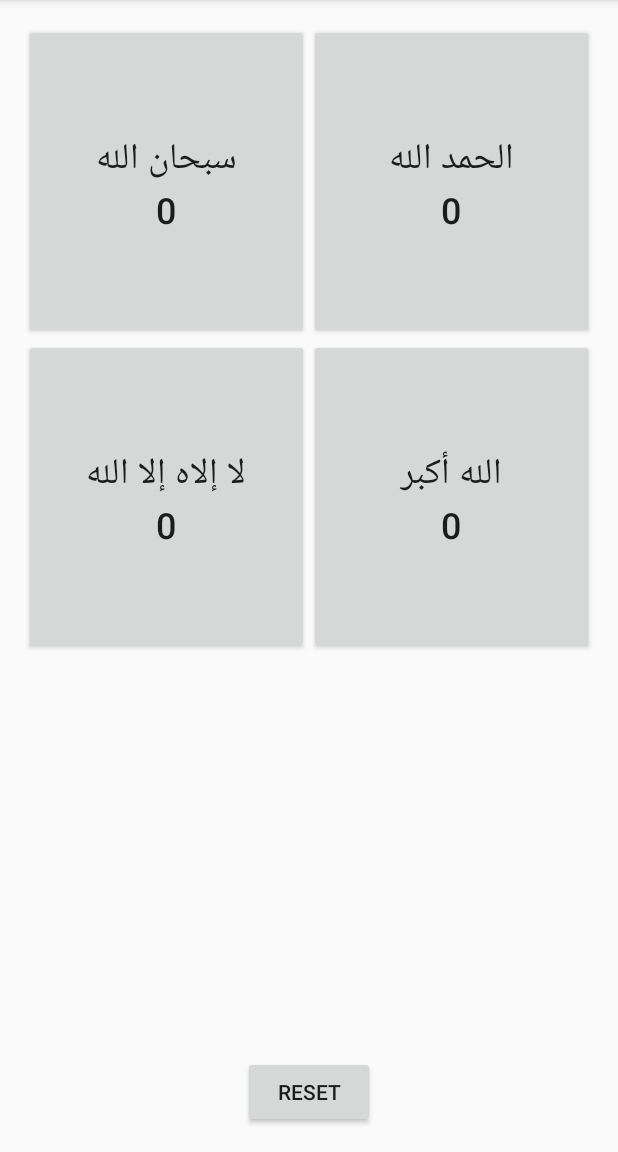
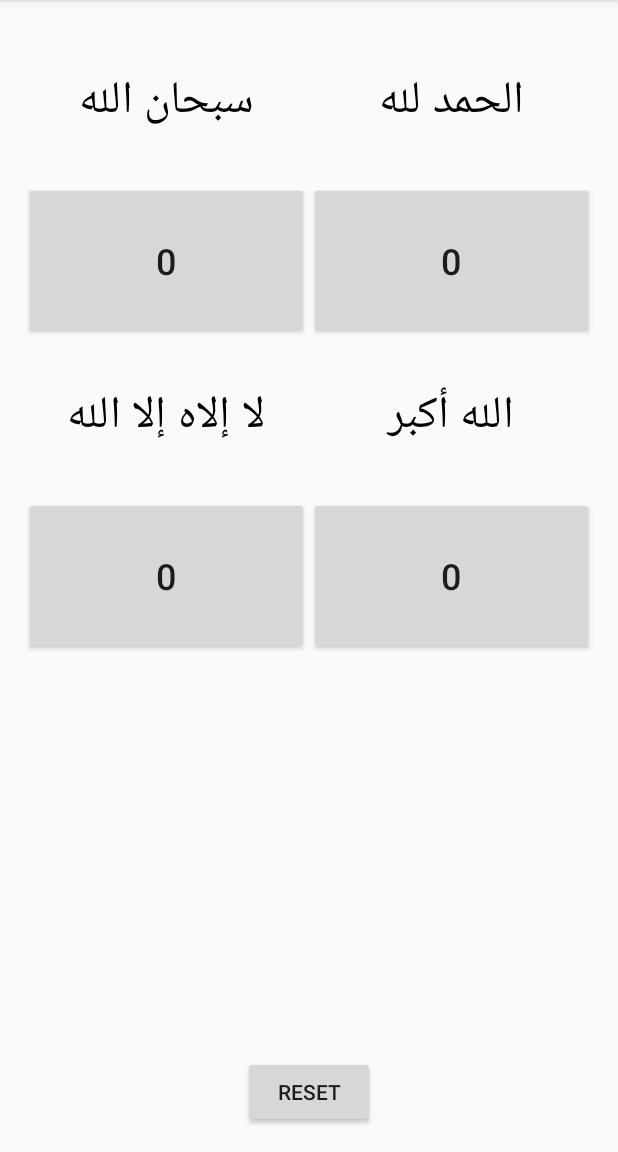
Before and after one commit to ShimaaNagah/Seb7a, an Android app: the screen it shows after launch (MainActivity), on a phone screen of 412 x 824 dp, the part 84-1236 px from its top. Run offline under Robolectric (Android 15) with nearby library versions, the phone set to English and light mode, and no system bars.

Commit message:
New design

```diff
--- a/app/src/main/java/com/example/spongebob/seb7a/MainActivity.java
+++ b/app/src/main/java/com/example/spongebob/seb7a/MainActivity.java
@@ -24,16 +24,11 @@ public class MainActivity extends AppCompatActivity {
         final Button button4 = (Button) findViewById(R.id.button4);
         final Button reset_button = (Button) findViewById(R.id.reset_button);
 
-        button1.setText("سبحان الله" + "\n" + counter1);
-        button2.setText("الحمد الله" + "\n" + counter2);
-        button3.setText("لا إلاه إلا الله" + "\n" + counter3);
-        button4.setText("الله أكبر" + "\n" + counter4);
-
         button1.setOnClickListener(new View.OnClickListener() {
             @Override
             public void onClick(View view) {
                 counter1++;
-                button1.setText("سبحان الله" + "\n" + counter1);
+                button1.setText(""+counter1);
             }
         });
 
@@ -41,7 +36,7 @@ public class MainActivity extends AppCompatActivity {
             @Override
             public void onClick(View view) {
                 counter2 ++;
-                button2.setText("الحمد الله" + "\n" + counter2);
+                button2.setText(""+counter2);
             }
         });
 
@@ -49,7 +44,7 @@ public class MainActivity extends AppCompatActivity {
             @Override
             public void onClick(View view) {
                 counter3 ++;
-                button3.setText("لا إلاه إلا الله" + "\n" + counter3);
+                button3.setText(""+counter3);
             }
         });
 
@@ -57,7 +52,7 @@ public class MainActivity extends AppCompatActivity {
             @Override
             public void onClick(View view) {
                 counter4 ++;
-                button4.setText("الله أكبر" + "\n" + counter4);
+                button4.setText(""+counter4);
             }
         });
 
@@ -68,10 +63,10 @@ public class MainActivity extends AppCompatActivity {
                 counter2=0;
                 counter3=0;
                 counter4=0;
-                button1.setText("سبحان الله" + "\n" + counter1);
-                button2.setText("الحمد الله" + "\n" + counter2);
-                button3.setText("لا إلاه إلا الله" + "\n" + counter3);
-                button4.setText("الله أكبر" + "\n" + counter4);
+                button1.setText(""+counter1);
+                button2.setText(""+counter2);
+                button3.setText(""+counter3);
+                button4.setText(""+counter4);
             }
         });
 
--- a/app/src/main/res/layout/activity_main.xml
+++ b/app/src/main/res/layout/activity_main.xml
@@ -18,61 +18,106 @@
 
         <TableRow
             android:layout_width="match_parent"
+            android:layout_height="match_parent">
+
+            <TextView
+                android:id="@+id/textView1"
+                android:layout_width="100dp"
+                android:text="سبحان الله"
+                android:gravity="center"
+                android:layout_height="105dp"
+                android:textSize="30sp"
+                android:textColor="@android:color/background_dark"/>
+
+            <TextView
+                android:id="@+id/textView2"
+                android:layout_width="100dp"
+                android:layout_height="105dp"
+                android:text="الحمد لله"
+                android:gravity="center"
+                android:textSize="30sp"
+                android:textColor="@android:color/background_dark"/>
+        </TableRow>
+
+        <TableRow
+            android:layout_width="match_parent"
             android:layout_height="match_parent"
             android:layout_weight="1"
             android:gravity="center"
             >
 
             <Button
-                android:text="سبحان الله"
+                android:id="@+id/button1"
                 android:layout_width="100dp"
-                android:layout_height="match_parent"
-                android:id="@+id/button1"
+                android:layout_height="105dp"
+                android:text="0"
+                android:textAlignment="center"
                 android:textSize="24sp"
-                android:textAlignment="center"
                 />
 
             <Button
-                android:text="الحمد لله"
+                android:id="@+id/button2"
                 android:layout_width="100dp"
-                android:layout_height="match_parent"
-                android:id="@+id/button2"
-                android:textSize="24sp"
-                android:textAlignment="center"/>
+                android:layout_height="105dp"
+                android:text="0"
+                android:textAlignment="center"
+                android:textSize="24sp"/>
+        </TableRow>
+
+        <TableRow android:layout_width="match_parent"
+                  android:layout_height="match_parent">
+
+            <TextView
+                android:text="لا إلاه إلا الله"
+                android:layout_width="100dp"
+                android:layout_height="105dp"
+                android:id="@+id/textView3"
+                android:gravity="center"
+                android:textColor="@android:color/background_dark"
+                android:textSize="30sp"/>
+
+            <TextView
+                android:text="الله أكبر"
+                android:layout_width="100dp"
+                android:layout_height="105dp"
+                android:id="@+id/textView4"
+                android:gravity="center"
+                android:textSize="30sp"
+                android:textColor="@android:color/background_dark"/>
         </TableRow>
 
         <TableRow
             android:layout_width="match_parent"
             android:layout_height="match_parent"
+            android:layout_gravity="center"
             android:layout_weight="1"
-            android:layout_gravity="center"
             android:gravity="center">
 
             <Button
-                android:text="لا إلاه إلا الله"
+                android:id="@+id/button3"
                 android:layout_width="100dp"
-                android:layout_height="match_parent"
-                android:id="@+id/button3"
-                android:textSize="24sp"
-                android:textAlignment="center"/>
+                android:layout_height="105dp"
+                android:text="0"
+                android:textAlignment="center"
+                android:textSize="24sp"/>
 
             <Button
-                android:text="الله أكبر"
+                android:id="@+id/button4"
                 android:layout_width="100dp"
-                android:layout_height="match_parent"
-                android:id="@+id/button4"
-                android:textSize="24sp"
-                android:textAlignment="center"/>
+                android:layout_height="105dp"
+                android:text="0"
+                android:textAlignment="center"
+                android:textSize="24sp"/>
         </TableRow>
 
     </TableLayout>
 
     <Button
-        android:text="Reset"
+        android:id="@+id/reset_button"
         android:layout_width="wrap_content"
         android:layout_height="wrap_content"
-        android:id="@+id/reset_button"
+        android:layout_alignParentBottom="true"
+        android:layout_centerHorizontal="true"
         android:gravity="center"
-        android:layout_alignParentBottom="true"
-        android:layout_centerHorizontal="true"/>
+        android:text="Reset"/>
 </RelativeLayout>
```
